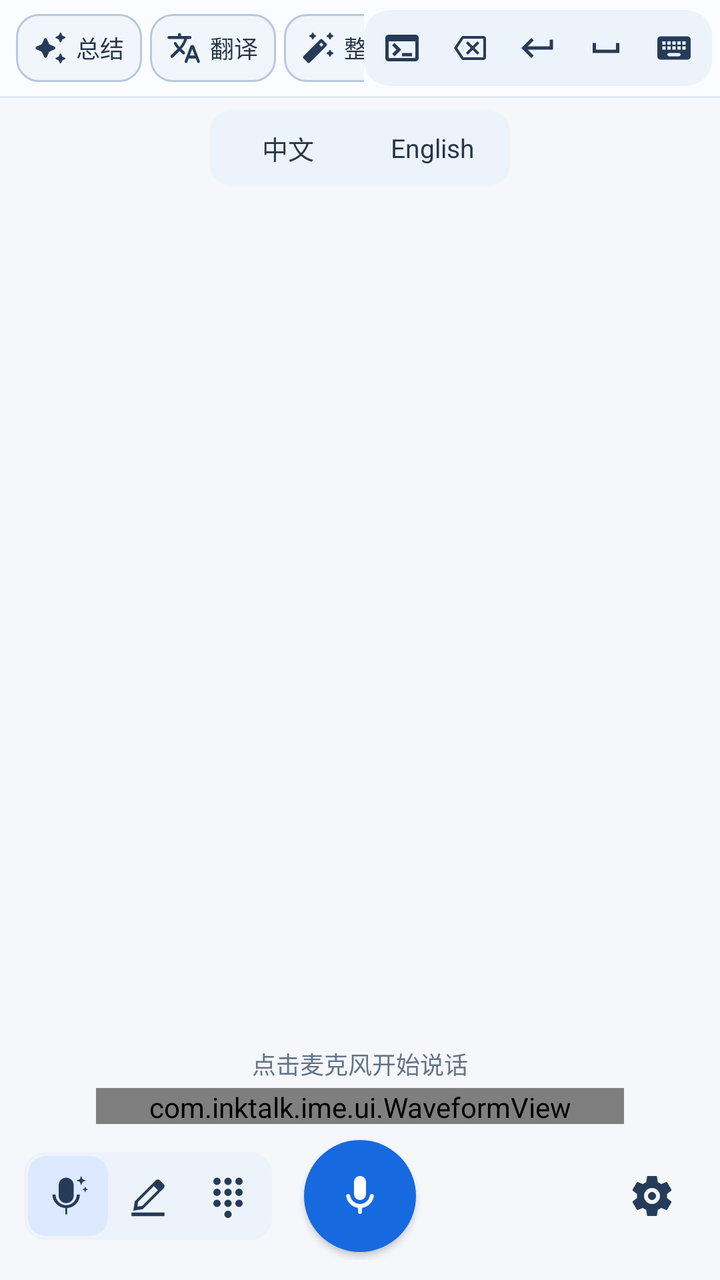
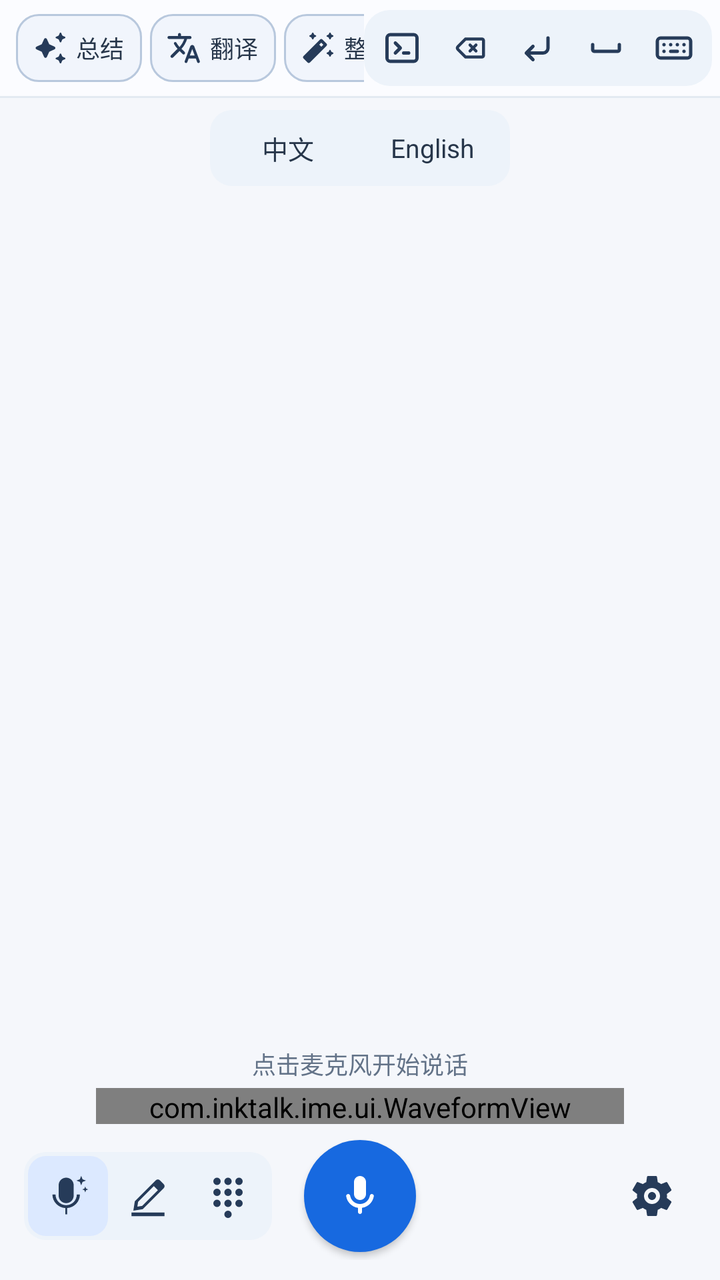

Compare the two renders of this Android layout. The source of the first and the diff that turns it into the second are given below.
<!-- AndroidManifest.xml: fallback theme Theme.MaterialComponents.DayNight.NoActionBar -->
<!-- res/layout/ime_voice_panel.xml -->
<?xml version="1.0" encoding="utf-8"?>
<LinearLayout xmlns:android="http://schemas.android.com/apk/res/android"
    xmlns:tools="http://schemas.android.com/tools"
    android:layout_width="match_parent"
    android:layout_height="240dp"
    android:baselineAligned="false"
    android:orientation="vertical"
    android:background="@color/panel_bg">

    <LinearLayout
        android:id="@+id/topToolbar"
        android:layout_width="match_parent"
        android:layout_height="48dp"
        android:orientation="horizontal"
        android:gravity="center_vertical"
        android:paddingStart="0dp"
        android:paddingEnd="4dp"
        android:background="@color/toolbar_bg">

        <HorizontalScrollView
            android:layout_width="0dp"
            android:layout_height="match_parent"
            android:layout_weight="1"
            android:fillViewport="true"
            android:scrollbars="none">
            <LinearLayout
                android:id="@+id/aiActionRow"
                android:layout_width="wrap_content"
                android:layout_height="match_parent"
                android:orientation="horizontal"
                android:gravity="center_vertical"
                android:paddingStart="8dp"
                android:paddingEnd="4dp">
                <TextView
                    android:id="@+id/btnSummarize"
                    style="@style/ActionChipButton"
                    android:text="@string/ai_summarize"
                    android:drawableStart="@drawable/ic_material_auto_awesome_18"
                    android:contentDescription="@string/a11y_summarize" />
                <TextView
                    android:id="@+id/btnTranslate"
                    style="@style/ActionChipButton"
                    android:text="@string/ai_translate"
                    android:drawableStart="@drawable/ic_material_translate_18"
                    android:contentDescription="@string/a11y_translate" />
                <TextView
                    android:id="@+id/btnPolish"
                    style="@style/ActionChipButton"
                    android:text="@string/ai_polish"
                    android:drawableStart="@drawable/ic_material_auto_fix_18"
                    android:contentDescription="@string/a11y_polish" />
            </LinearLayout>
        </HorizontalScrollView>

        <LinearLayout
            android:id="@+id/toolbarActionGroup"
            android:layout_width="wrap_content"
            android:layout_height="38dp"
            android:orientation="horizontal"
            android:gravity="center"
            android:padding="2dp"
            android:background="@drawable/bg_toolbar_action_group">
            <ImageButton
                android:id="@+id/btnCmd"
                style="@style/ToolbarIconButton"
                android:src="@drawable/ic_material_terminal_24"
                android:contentDescription="@string/a11y_shortcuts" />
            <ImageButton
                android:id="@+id/btnDelete"
                style="@style/ToolbarIconButton"
                android:padding="9dp"
                android:src="@drawable/ic_material_backspace_24"
                android:contentDescription="@string/a11y_delete" />
            <ImageButton
                android:id="@+id/btnEnter"
                style="@style/ToolbarIconButton"
                android:src="@drawable/ic_material_keyboard_return_24"
                android:contentDescription="@string/a11y_enter" />
            <ImageButton
                android:id="@+id/btnSpace"
                style="@style/ToolbarIconButton"
                android:src="@drawable/ic_material_space_bar_24"
                android:contentDescription="@string/a11y_space" />
            <ImageButton
                android:id="@+id/btnSwitchKeyboard"
                style="@style/ToolbarIconButton"
                android:src="@drawable/ic_material_keyboard_24"
                android:contentDescription="@string/a11y_switch_keyboard" />
        </LinearLayout>
    </LinearLayout>

    <View
        android:layout_width="match_parent"
        android:layout_height="1dp"
        android:background="@color/divider_soft" />

    <FrameLayout
        android:layout_width="match_parent"
        android:layout_height="0dp"
        android:layout_weight="1">

        <LinearLayout
            android:id="@+id/pageVoice"
            android:layout_width="match_parent"
            android:layout_height="match_parent"
            android:orientation="vertical">

            <LinearLayout
                android:id="@+id/inputModeGroup"
                android:layout_width="wrap_content"
                android:layout_height="38dp"
                android:layout_gravity="center_horizontal"
                android:layout_marginTop="6dp"
                android:orientation="horizontal"
                android:gravity="center"
                android:padding="3dp"
                android:background="@drawable/bg_mode_group">
                <TextView
                    android:id="@+id/btnModeChinese"
                    style="@style/InputModeButton"
                    android:text="@string/mode_chinese" />
                <TextView
                    android:id="@+id/btnModeEnglish"
                    style="@style/InputModeButton"
                    android:text="@string/mode_english" />
            </LinearLayout>

            <TextView
                android:id="@+id/textInstructionScope"
                style="@style/InstructionScopeChip"
                android:layout_gravity="center_horizontal"
                android:layout_marginTop="3dp"
                android:visibility="gone" />

            <FrameLayout
                android:id="@+id/inputContentArea"
                android:layout_width="match_parent"
                android:layout_height="0dp"
                android:layout_weight="1">

                <ScrollView
                    android:id="@+id/previewContainer"
                    android:layout_width="match_parent"
                    android:layout_height="match_parent"
                    android:fillViewport="true"
                    android:paddingTop="6dp"
                    android:paddingStart="24dp"
                    android:paddingEnd="24dp">
                    <TextView
                        android:id="@+id/textPreview"
                        android:layout_width="match_parent"
                        android:layout_height="wrap_content"
                        android:gravity="center_horizontal"
                        android:textAlignment="center"
                        android:textSize="16sp"
                        android:textColor="@color/text_primary"
                        android:lineSpacingMultiplier="1.25" />
                </ScrollView>

                <LinearLayout
                    android:id="@+id/handwritingPanel"
                    android:layout_width="match_parent"
                    android:layout_height="match_parent"
                    android:orientation="vertical"
                    android:paddingStart="6dp"
                    android:paddingTop="2dp"
                    android:paddingEnd="6dp"
                    android:visibility="gone">

                    <HorizontalScrollView
                        android:id="@+id/handwritingCandidateScroll"
                        android:layout_width="match_parent"
                        android:layout_height="40dp"
                        android:layout_marginBottom="4dp"
                        android:fillViewport="true"
                        android:scrollbars="none"
                        android:visibility="invisible">
                        <LinearLayout
                            android:id="@+id/handwritingCandidates"
                            android:layout_width="wrap_content"
                            android:layout_height="match_parent"
                            android:orientation="horizontal"
                            android:gravity="center_vertical" />
                    </HorizontalScrollView>

                    <FrameLayout
                        android:layout_width="match_parent"
                        android:layout_height="0dp"
                        android:layout_weight="1">
                        <com.inktalk.ime.ui.HandwritingPadView
                            android:id="@+id/handwritingPad"
                            android:layout_width="match_parent"
                            android:layout_height="match_parent"
                            android:background="@drawable/bg_handwriting_pad" />

                        <TextView
                            android:id="@+id/textHandwritingHint"
                            android:layout_width="wrap_content"
                            android:layout_height="wrap_content"
                            android:layout_gravity="center"
                            android:gravity="center"
                            android:paddingHorizontal="16dp"
                            android:text="@string/handwriting_ready"
                            android:textColor="@color/text_hint"
                            android:textSize="14sp"
                            android:visibility="gone" />

                        <TextView
                            android:id="@+id/btnClearHandwriting"
                            android:layout_width="wrap_content"
                            android:layout_height="32dp"
                            android:layout_gravity="top|end"
                            android:layout_margin="6dp"
                            android:minWidth="52dp"
                            android:gravity="center"
                            android:text="@string/handwriting_clear"
                            android:textColor="@color/chip_text"
                            android:textSize="12sp"
                            android:background="@drawable/bg_action_chip"
                            android:contentDescription="@string/a11y_clear_handwriting" />
                    </FrameLayout>

                </LinearLayout>

                <LinearLayout
                    android:id="@+id/numericKeypadPanel"
                    android:layout_width="match_parent"
                    android:layout_height="match_parent"
                    android:orientation="vertical"
                    android:paddingStart="8dp"
                    android:paddingTop="4dp"
                    android:paddingEnd="8dp"
                    android:paddingBottom="4dp"
                    android:visibility="gone">

                    <LinearLayout style="@style/NumericKeyRow">
                        <TextView android:id="@+id/keyNumber7" style="@style/NumericKey" android:text="@string/numeric_key_7" />
                        <TextView android:id="@+id/keyNumber8" style="@style/NumericKey" android:text="@string/numeric_key_8" />
                        <TextView android:id="@+id/keyNumber9" style="@style/NumericKey" android:text="@string/numeric_key_9" />
                        <TextView android:id="@+id/keyNumberSlash" style="@style/NumericKey" android:text="@string/numeric_key_slash" android:contentDescription="@string/a11y_numeric_key_slash" />
                    </LinearLayout>

                    <LinearLayout style="@style/NumericKeyRow">
                        <TextView android:id="@+id/keyNumber4" style="@style/NumericKey" android:text="@string/numeric_key_4" />
                        <TextView android:id="@+id/keyNumber5" style="@style/NumericKey" android:text="@string/numeric_key_5" />
                        <TextView android:id="@+id/keyNumber6" style="@style/NumericKey" android:text="@string/numeric_key_6" />
                        <TextView android:id="@+id/keyNumberMinus" style="@style/NumericKey" android:text="@string/numeric_key_minus" android:contentDescription="@string/a11y_numeric_key_minus" />
                    </LinearLayout>

                    <LinearLayout style="@style/NumericKeyRow">
                        <TextView android:id="@+id/keyNumber1" style="@style/NumericKey" android:text="@string/numeric_key_1" />
                        <TextView android:id="@+id/keyNumber2" style="@style/NumericKey" android:text="@string/numeric_key_2" />
                        <TextView android:id="@+id/keyNumber3" style="@style/NumericKey" android:text="@string/numeric_key_3" />
                        <TextView android:id="@+id/keyNumberColon" style="@style/NumericKey" android:text="@string/numeric_key_colon" android:contentDescription="@string/a11y_numeric_key_colon" />
                    </LinearLayout>

                    <LinearLayout style="@style/NumericKeyRow">
                        <TextView android:id="@+id/keyNumberDecimal" style="@style/NumericKey" android:text="@string/numeric_key_decimal" android:contentDescription="@string/a11y_numeric_key_decimal" />
                        <TextView android:id="@+id/keyNumber0" style="@style/NumericKey" android:text="@string/numeric_key_0" />
                        <TextView android:id="@+id/keyNumber00" style="@style/NumericKey" android:text="@string/numeric_key_00" />
                        <TextView android:id="@+id/keyNumberPlus" style="@style/NumericKey" android:text="@string/numeric_key_plus" android:contentDescription="@string/a11y_numeric_key_plus" />
                    </LinearLayout>
                </LinearLayout>
            </FrameLayout>

            <TextView
                android:id="@+id/textStatus"
                android:layout_width="match_parent"
                android:layout_height="24dp"
                android:gravity="center"
                android:paddingHorizontal="16dp"
                android:maxLines="1"
                android:ellipsize="end"
                android:textSize="12sp"
                android:textColor="@color/text_hint"
                android:text="@string/hint_tap_to_talk" />

            <com.inktalk.ime.ui.WaveformView
                android:id="@+id/waveform"
                android:layout_width="match_parent"
                android:layout_height="18dp"
                android:layout_marginStart="48dp"
                android:layout_marginEnd="48dp" />

            <FrameLayout
                android:id="@+id/voiceActionArea"
                android:layout_width="match_parent"
                android:layout_height="78dp"
                android:paddingTop="4dp"
                android:paddingBottom="10dp">
                <FrameLayout
                    android:id="@+id/voicePurposeControls"
                    android:layout_width="match_parent"
                    android:layout_height="64dp"
                    android:layout_gravity="center"
                    android:clipChildren="false">
                    <FrameLayout
                        android:id="@+id/voicePurposeModePill"
                        android:layout_width="124dp"
                        android:layout_height="44dp"
                        android:layout_gravity="start|center_vertical"
                        android:layout_marginStart="12dp"
                        android:padding="2dp"
                        android:background="@drawable/bg_mode_group">
                        <View
                            android:id="@+id/voicePurposeThumb"
                            android:layout_width="40dp"
                            android:layout_height="40dp"
                            android:layout_gravity="start|center_vertical"
                            android:background="@drawable/bg_mode_selected" />
                        <LinearLayout
                            android:id="@+id/voicePurposeButtonRow"
                            android:layout_width="match_parent"
                            android:layout_height="match_parent"
                            android:orientation="horizontal"
                            android:gravity="center">
                            <ImageButton
                                android:id="@+id/btnInstruction"
                                style="@style/VoicePurposeIconButton"
                                android:src="@drawable/ic_voice_instruction_24"
                                android:contentDescription="@string/a11y_instruction" />
                            <ImageButton
                                android:id="@+id/btnHandwritingMode"
                                style="@style/VoicePurposeIconButton"
                                android:src="@drawable/ic_material_draw_24"
                                android:contentDescription="@string/a11y_enable_handwriting" />
                            <ImageButton
                                android:id="@+id/btnNumericKeypadMode"
                                style="@style/VoicePurposeIconButton"
                                android:src="@drawable/ic_material_dialpad_24"
                                android:contentDescription="@string/a11y_enable_numeric_keypad" />
                        </LinearLayout>
                    </FrameLayout>
                    <ImageButton
                        android:id="@+id/btnMic"
                        android:layout_width="56dp"
                        android:layout_height="56dp"
                        android:layout_gravity="center"
                        android:padding="16dp"
                        android:src="@drawable/ic_mic_white"
                        android:background="@drawable/bg_mic_button"
                        android:contentDescription="@string/a11y_start_recording"
                        android:elevation="2dp"
                        android:scaleType="fitCenter" />
                </FrameLayout>

                <LinearLayout
                    android:id="@+id/instructionReviewActions"
                    android:layout_width="match_parent"
                    android:layout_height="64dp"
                    android:layout_gravity="center"
                    android:orientation="horizontal"
                    android:gravity="center"
                    android:paddingStart="24dp"
                    android:paddingEnd="76dp"
                    android:visibility="gone">
                    <TextView
                        android:id="@+id/btnInstructionCancel"
                        style="@style/InstructionSecondaryAction"
                        android:text="@string/instruction_cancel" />
                    <TextView
                        android:id="@+id/btnInstructionRetry"
                        style="@style/InstructionSecondaryAction"
                        android:text="@string/instruction_retry" />
                    <TextView
                        android:id="@+id/btnInstructionApply"
                        style="@style/InstructionPrimaryAction"
                        android:text="@string/instruction_apply" />
                </LinearLayout>

                <ImageButton
                    android:id="@+id/btnExtremeSideSwap"
                    android:layout_width="44dp"
                    android:layout_height="44dp"
                    android:layout_gravity="center"
                    android:padding="10dp"
                    android:src="@drawable/ic_material_swap_24"
                    android:tint="@color/icon_primary"
                    android:background="@drawable/bg_icon_button"
                    android:contentDescription="@string/a11y_extreme_controls_move_left"
                    android:visibility="gone"
                    tools:ignore="UseAppTint" />

                <ImageButton
                    android:id="@+id/btnSettings"
                    android:layout_width="44dp"
                    android:layout_height="44dp"
                    android:layout_gravity="end|center_vertical"
                    android:layout_marginEnd="12dp"
                    android:padding="10dp"
                    android:src="@drawable/ic_material_settings_24"
                    android:tint="@color/icon_primary"
                    android:background="@drawable/bg_icon_button"
                    android:contentDescription="@string/a11y_settings"
                    tools:ignore="UseAppTint" />
            </FrameLayout>
        </LinearLayout>

        <FrameLayout
            android:id="@+id/pageKeys"
            android:layout_width="match_parent"
            android:layout_height="match_parent"
            android:padding="8dp"
            android:visibility="gone">

            <LinearLayout
                android:layout_width="match_parent"
                android:layout_height="132dp"
                android:layout_gravity="center"
                android:orientation="vertical">

                <LinearLayout
                    android:layout_width="match_parent"
                    android:layout_height="66dp"
                    android:weightSum="5"
                    android:gravity="center"
                    android:baselineAligned="false"
                    android:orientation="horizontal">
                    <TextView android:id="@+id/keyEsc" style="@style/FnKey" android:text="@string/key_escape" />
                    <TextView android:id="@+id/keyTab" style="@style/FnKey" android:text="@string/key_tab" />
                    <TextView android:id="@+id/keySelectAll" style="@style/FnKey" android:text="@string/key_select_all" android:contentDescription="@string/a11y_select_all" />
                    <TextView android:id="@+id/keyCopy" style="@style/FnKey" android:text="@string/key_copy" android:contentDescription="@string/a11y_copy" />
                    <TextView android:id="@+id/keyPaste" style="@style/FnKey" android:text="@string/key_paste" android:contentDescription="@string/a11y_paste" />
                </LinearLayout>

                <LinearLayout
                    android:layout_width="match_parent"
                    android:layout_height="66dp"
                    android:weightSum="5"
                    android:gravity="center"
                    android:baselineAligned="false"
                    android:orientation="horizontal">
                    <TextView android:id="@+id/keyUndo" style="@style/FnKey" android:text="@string/key_undo" android:contentDescription="@string/a11y_undo" />
                    <ImageButton android:id="@+id/keyLeft" style="@style/FnIconKey" android:src="@drawable/ic_material_arrow_back_24" android:contentDescription="@string/a11y_left" />
                    <ImageButton android:id="@+id/keyUp" style="@style/FnIconKey" android:src="@drawable/ic_material_arrow_up_24" android:contentDescription="@string/a11y_up" />
                    <ImageButton android:id="@+id/keyDown" style="@style/FnIconKey" android:src="@drawable/ic_material_arrow_down_24" android:contentDescription="@string/a11y_down" />
                    <ImageButton android:id="@+id/keyRight" style="@style/FnIconKey" android:src="@drawable/ic_material_arrow_forward_24" android:contentDescription="@string/a11y_right" />
                </LinearLayout>
            </LinearLayout>
        </FrameLayout>
    </FrameLayout>
</LinearLayout>
<!-- resources referenced by this layout -->
<resources>
  <color name="chip_text">#27364A</color>
  <color name="divider_soft">#E3EAF2</color>
  <color name="icon_primary">#263B59</color>
  <color name="panel_bg">#F5F7FB</color>
  <color name="text_hint">#637388</color>
  <color name="text_primary">#1F2B3A</color>
  <color name="toolbar_bg">#FBFCFF</color>
  <string name="a11y_clear_handwriting">清除当前手写内容</string>
  <string name="a11y_copy">复制</string>
  <string name="a11y_delete">删除，长按可连续删除</string>
  <string name="a11y_down">向下</string>
  <string name="a11y_enable_handwriting">开启手写输入</string>
  <string name="a11y_enable_numeric_keypad">开启数字键盘</string>
  <string name="a11y_enter">换行</string>
  <string name="a11y_extreme_controls_move_left">将极限模式控制区移到左侧</string>
  <string name="a11y_instruction">进入语音指令模式</string>
  <string name="a11y_left">向左</string>
  <string name="a11y_numeric_key_colon">冒号</string>
  <string name="a11y_numeric_key_decimal">小数点</string>
  <string name="a11y_numeric_key_minus">减号或负号</string>
  <string name="a11y_numeric_key_plus">加号或正号</string>
  <string name="a11y_numeric_key_slash">斜杠</string>
  <string name="a11y_paste">粘贴</string>
  <string name="a11y_polish">整理选中文本或当前语音输入</string>
  <string name="a11y_right">向右</string>
  <string name="a11y_select_all">全选</string>
  <string name="a11y_settings">打开 inktalk 设置</string>
  <string name="a11y_shortcuts">切换编辑快捷键</string>
  <string name="a11y_space">输入空格</string>
  <string name="a11y_start_recording">开始语音输入</string>
  <string name="a11y_summarize">总结选中文本或当前语音输入</string>
  <string name="a11y_switch_keyboard">切换到下一个输入法，长按选择输入法</string>
  <string name="a11y_translate">翻译选中文本或当前语音输入</string>
  <string name="a11y_undo">撤销</string>
  <string name="a11y_up">向上</string>
  <string name="ai_polish">整理</string>
  <string name="ai_summarize">总结</string>
  <string name="ai_translate">翻译</string>
  <string name="handwriting_clear">清除</string>
  <string name="handwriting_ready">请在这里手写</string>
  <string name="hint_tap_to_talk">点击麦克风开始说话</string>
  <string name="instruction_apply">替换</string>
  <string name="instruction_cancel">取消</string>
  <string name="instruction_retry">重新说</string>
  <string name="key_copy">复制\n<small>Ctrl+C</small></string>
  <string name="key_escape" translatable="false">ESC</string>
  <string name="key_paste">粘贴\n<small>Ctrl+V</small></string>
  <string name="key_select_all">全选\n<small>Ctrl+A</small></string>
  <string name="key_tab" translatable="false">Tab</string>
  <string name="key_undo">撤销\n<small>Ctrl+Z</small></string>
  <string name="mode_chinese">中文</string>
  <string name="mode_english">English</string>
  <string name="numeric_key_0" translatable="false">0</string>
  <string name="numeric_key_00" translatable="false">00</string>
  <string name="numeric_key_1" translatable="false">1</string>
  <string name="numeric_key_2" translatable="false">2</string>
  <string name="numeric_key_3" translatable="false">3</string>
  <string name="numeric_key_4" translatable="false">4</string>
  <string name="numeric_key_5" translatable="false">5</string>
  <string name="numeric_key_6" translatable="false">6</string>
  <string name="numeric_key_7" translatable="false">7</string>
  <string name="numeric_key_8" translatable="false">8</string>
  <string name="numeric_key_9" translatable="false">9</string>
  <string name="numeric_key_colon" translatable="false">:</string>
  <string name="numeric_key_decimal" translatable="false">.</string>
  <string name="numeric_key_minus" translatable="false">-</string>
  <string name="numeric_key_plus" translatable="false">+</string>
  <string name="numeric_key_slash" translatable="false">/</string>
  <color name="ripple_neutral">#24263B59</color>
  <color name="action_chip_bg">#F1F5FC</color>
  <color name="action_chip_border">#B8C8DD</color>
  <color name="surface">#FFFCF8</color>
  <color name="mic_accent">#1769E0</color>
  <color name="surface_muted">#EDF3FA</color>
  <color name="mode_selected">#DCE9FF</color>
  <color name="divider">#CBD6E4</color>
</resources>

<!-- the commit's change to res/layout/ime_voice_panel.xml (unified diff, before → after) -->
@@ -63,28 +63,28 @@
             <ImageButton
                 android:id="@+id/btnCmd"
                 style="@style/ToolbarIconButton"
-                android:src="@drawable/ic_material_terminal_24"
+                android:src="@drawable/ic_tabler_terminal_2_24"
                 android:contentDescription="@string/a11y_shortcuts" />
             <ImageButton
                 android:id="@+id/btnDelete"
                 style="@style/ToolbarIconButton"
-                android:padding="9dp"
-                android:src="@drawable/ic_material_backspace_24"
+                android:padding="8dp"
+                android:src="@drawable/ic_tabler_backspace_24"
                 android:contentDescription="@string/a11y_delete" />
             <ImageButton
                 android:id="@+id/btnEnter"
                 style="@style/ToolbarIconButton"
-                android:src="@drawable/ic_material_keyboard_return_24"
+                android:src="@drawable/ic_tabler_corner_down_left_24"
                 android:contentDescription="@string/a11y_enter" />
             <ImageButton
                 android:id="@+id/btnSpace"
                 style="@style/ToolbarIconButton"
-                android:src="@drawable/ic_material_space_bar_24"
+                android:src="@drawable/ic_tabler_space_24"
                 android:contentDescription="@string/a11y_space" />
             <ImageButton
                 android:id="@+id/btnSwitchKeyboard"
                 style="@style/ToolbarIconButton"
-                android:src="@drawable/ic_material_keyboard_24"
+                android:src="@drawable/ic_tabler_keyboard_24"
                 android:contentDescription="@string/a11y_switch_keyboard" />
         </LinearLayout>
     </LinearLayout>
@@ -261,6 +261,12 @@
                         <TextView android:id="@+id/keyNumberPlus" style="@style/NumericKey" android:text="@string/numeric_key_plus" android:contentDescription="@string/a11y_numeric_key_plus" />
                     </LinearLayout>
                 </LinearLayout>
+
+                <com.inktalk.ime.ui.FullKeyboardView
+                    android:id="@+id/fullKeyboardPanel"
+                    android:layout_width="match_parent"
+                    android:layout_height="match_parent"
+                    android:visibility="gone" />
             </FrameLayout>
 
             <TextView
